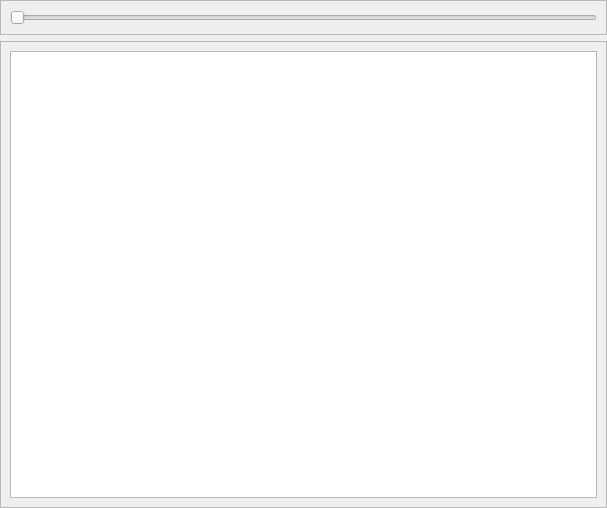
Qt form data/ui/containers/text_area.ui (brandonzorn/Nlight) before a commit.
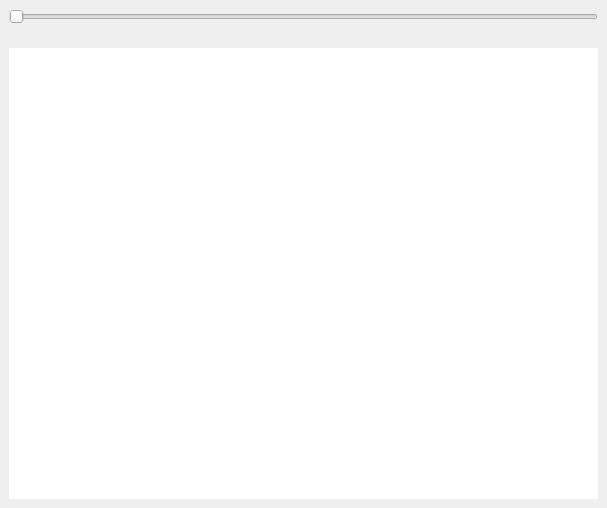
The same form after that commit. Custom widgets are drawn as their Qt base class.

The edit to the form file:
```diff
--- a/data/ui/containers/text_area.ui
+++ b/data/ui/containers/text_area.ui
@@ -27,16 +27,10 @@
     <number>0</number>
    </property>
    <item>
-    <widget class="QFrame" name="size_frame">
-     <property name="frameShape">
-      <enum>QFrame::StyledPanel</enum>
-     </property>
-     <property name="frameShadow">
-      <enum>QFrame::Raised</enum>
-     </property>
-     <layout class="QHBoxLayout" name="horizontalLayout">
+    <widget class="SimpleCardWidget" name="size_frame">
+     <layout class="QHBoxLayout" name="horizontalLayout_2">
       <item>
-       <widget class="QSlider" name="size_slider">
+       <widget class="Slider" name="size_slider">
         <property name="focusPolicy">
          <enum>Qt::NoFocus</enum>
         </property>
@@ -55,19 +49,16 @@
     </widget>
    </item>
    <item>
-    <widget class="QFrame" name="frame">
-     <property name="frameShape">
-      <enum>QFrame::StyledPanel</enum>
-     </property>
-     <property name="frameShadow">
-      <enum>QFrame::Raised</enum>
-     </property>
-     <layout class="QVBoxLayout" name="verticalLayout">
+    <widget class="SimpleCardWidget" name="frame">
+     <layout class="QVBoxLayout" name="verticalLayout_3">
       <item>
        <widget class="QTextBrowser" name="text_browser">
         <property name="focusPolicy">
          <enum>Qt::NoFocus</enum>
         </property>
+        <property name="frameShape">
+         <enum>QFrame::NoFrame</enum>
+        </property>
         <property name="textInteractionFlags">
          <set>Qt::NoTextInteraction</set>
         </property>
@@ -81,6 +72,25 @@
    </item>
   </layout>
  </widget>
+ <customwidgets>
+  <customwidget>
+   <class>Slider</class>
+   <extends>QSlider</extends>
+   <header>qfluentwidgets</header>
+  </customwidget>
+  <customwidget>
+   <class>CardWidget</class>
+   <extends>QFrame</extends>
+   <header>qfluentwidgets</header>
+   <container>1</container>
+  </customwidget>
+  <customwidget>
+   <class>SimpleCardWidget</class>
+   <extends>CardWidget</extends>
+   <header>qfluentwidgets</header>
+   <container>1</container>
+  </customwidget>
+ </customwidgets>
  <resources/>
  <connections/>
 </ui>
```
